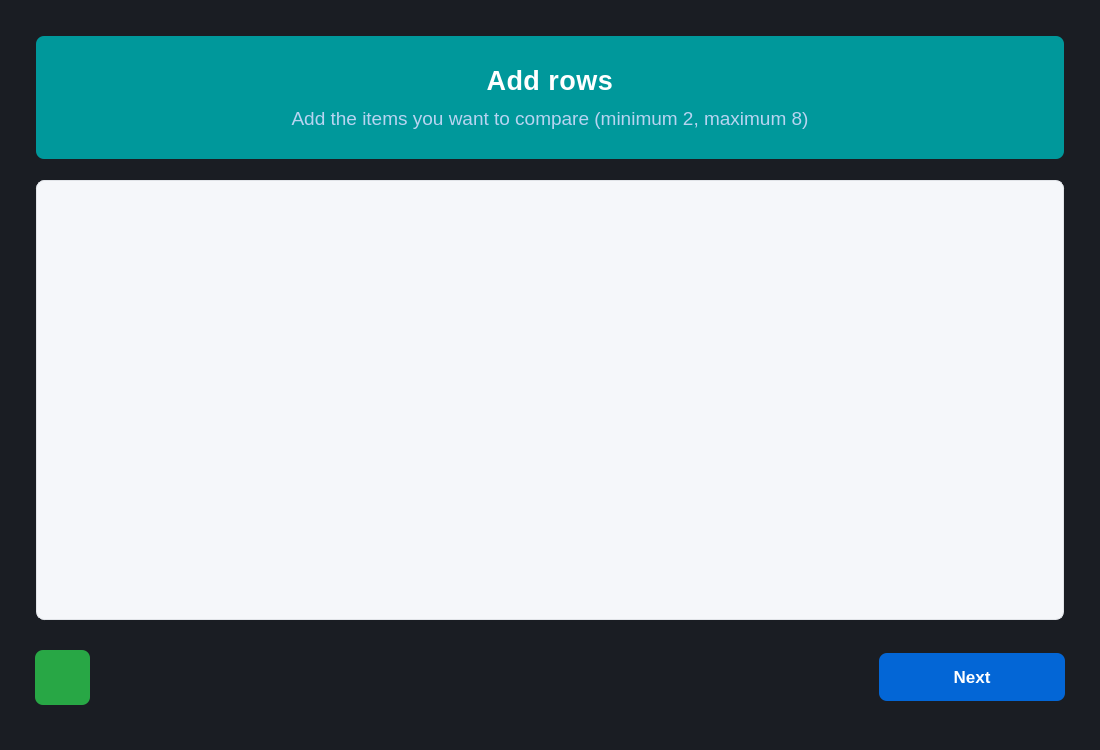
Qt form src/ui/rows.ui (ivanadelcarmen/weighted-decision-matrix) before a commit.
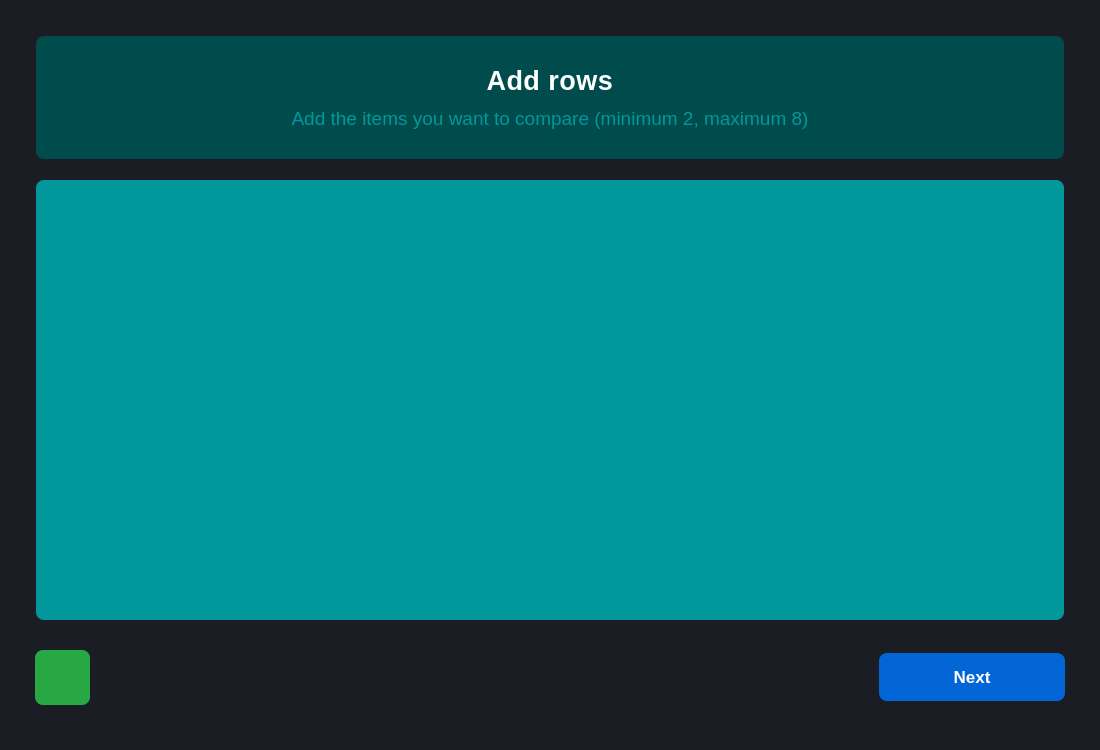
The same form after that commit. Icons and pictures are not drawn.

Commit message: Fix column validation handling and update UI styles

The edit to the form file:
```diff
--- a/src/ui/rows.ui
+++ b/src/ui/rows.ui
@@ -36,17 +36,17 @@
 }
 
 #titleFrame {
-    background: #00989b;
+    background: #004b4c;
     padding: 20px;
 	margin: 25px 25px 15px 25px;
     border: none;
 }
 
 #contentFrame {
-    background-color: #f5f7fa;
+    background-color: #00989b;
     padding: 20px;
 	margin: 0px 25px 15px 25px;
-    border: 1px solid #e1e4e8;
+    border: none;
 }
 
 #buttonsFrame {
@@ -67,7 +67,7 @@
 #instructionLabel {
     font-size: 14pt;
     font-weight: 400;
-    color: #b8d4f1;
+    color: #00989b;
     margin-top: 5px;
 }
 
@@ -209,8 +209,8 @@
           <rect>
            <x>0</x>
            <y>0</y>
-           <width>664</width>
-           <height>224</height>
+           <width>966</width>
+           <height>353</height>
           </rect>
          </property>
          <layout class="QVBoxLayout" name="itemsLayout">
```
The commit also changes 7 other files.
